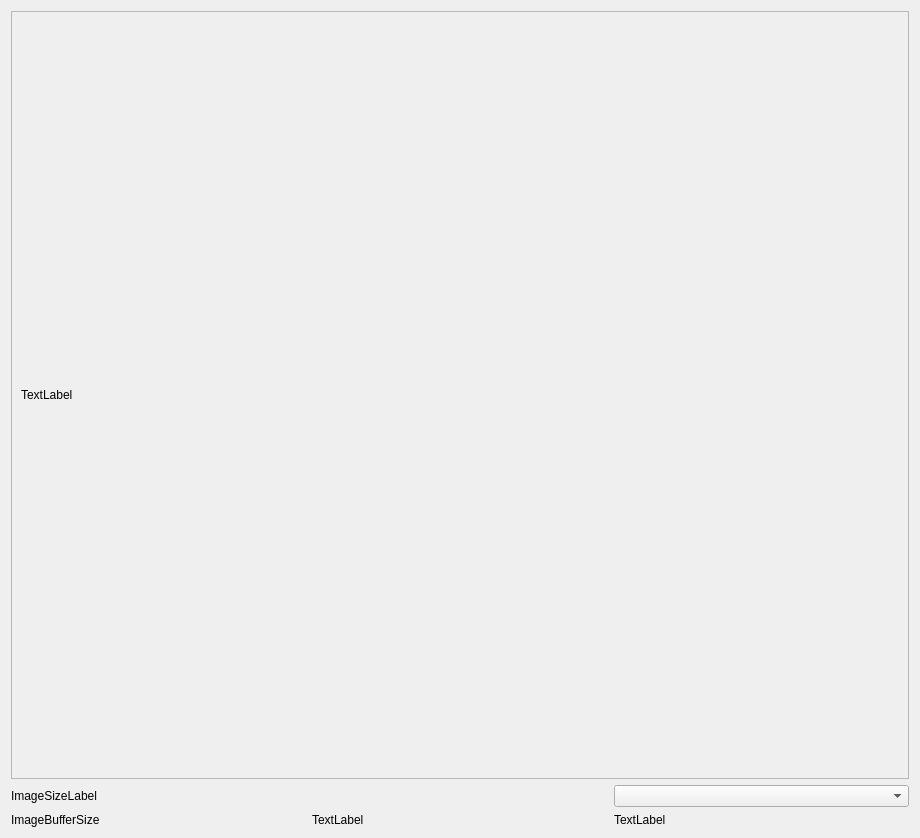
The window that imageview.ui (Goddard/optic.ninja) describes before a commit, drawn with Qt 5.
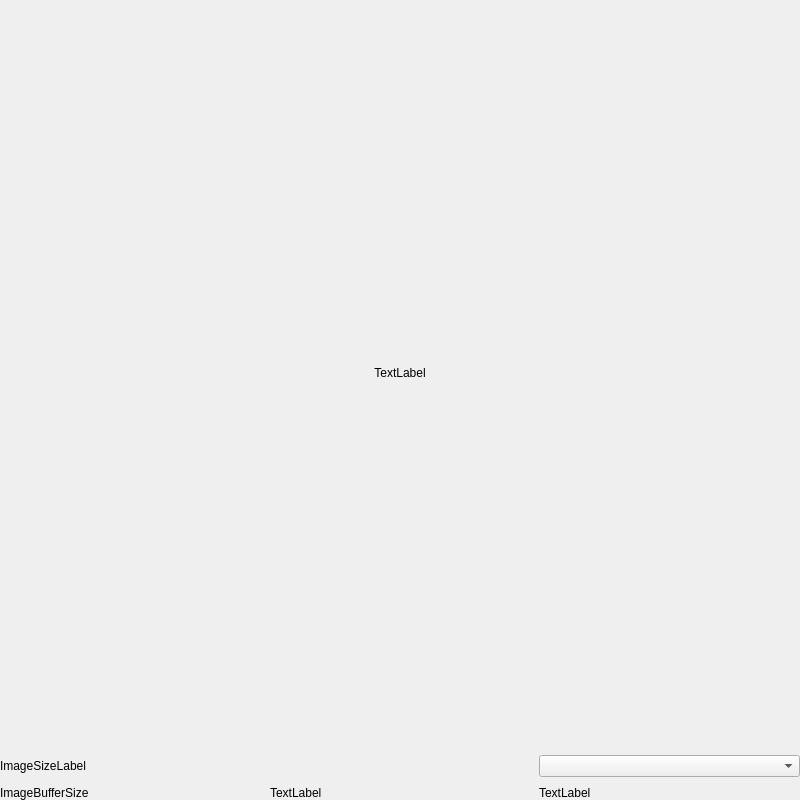
The same window after the commit. Custom widgets are drawn as their Qt base class.

Diff of the .ui file:
```diff
--- a/imageview.ui
+++ b/imageview.ui
@@ -6,15 +6,67 @@
    <rect>
     <x>0</x>
     <y>0</y>
-    <width>920</width>
-    <height>838</height>
+    <width>800</width>
+    <height>800</height>
    </rect>
   </property>
+  <property name="sizePolicy">
+   <sizepolicy hsizetype="Minimum" vsizetype="Minimum">
+    <horstretch>0</horstretch>
+    <verstretch>0</verstretch>
+   </sizepolicy>
+  </property>
+  <property name="minimumSize">
+   <size>
+    <width>0</width>
+    <height>0</height>
+   </size>
+  </property>
   <property name="windowTitle">
    <string>Form</string>
   </property>
-  <layout class="QGridLayout" name="gridLayout">
-   <item row="1" column="0">
+  <property name="autoFillBackground">
+   <bool>false</bool>
+  </property>
+  <layout class="QVBoxLayout" name="verticalLayout" stretch="1,0">
+   <property name="spacing">
+    <number>9</number>
+   </property>
+   <property name="leftMargin">
+    <number>0</number>
+   </property>
+   <property name="topMargin">
+    <number>0</number>
+   </property>
+   <property name="rightMargin">
+    <number>0</number>
+   </property>
+   <property name="bottomMargin">
+    <number>0</number>
+   </property>
+   <item>
+    <widget class="FrameLabel" name="frameLabel">
+     <property name="sizePolicy">
+      <sizepolicy hsizetype="MinimumExpanding" vsizetype="MinimumExpanding">
+       <horstretch>0</horstretch>
+       <verstretch>0</verstretch>
+      </sizepolicy>
+     </property>
+     <property name="autoFillBackground">
+      <bool>true</bool>
+     </property>
+     <property name="text">
+      <string>TextLabel</string>
+     </property>
+     <property name="alignment">
+      <set>Qt::AlignCenter</set>
+     </property>
+     <property name="margin">
+      <number>1</number>
+     </property>
+    </widget>
+   </item>
+   <item>
     <layout class="QGridLayout" name="gridLayout_2">
      <item row="1" column="0">
       <widget class="QLabel" name="ImageBufferSize">
@@ -49,36 +101,6 @@
      </item>
     </layout>
    </item>
-   <item row="0" column="0">
-    <layout class="QHBoxLayout" name="horizontalLayout">
-     <item>
-      <widget class="QScrollArea" name="scrollArea">
-       <property name="widgetResizable">
-        <bool>true</bool>
-       </property>
-       <widget class="QWidget" name="scrollAreaWidgetContents">
-        <property name="geometry">
-         <rect>
-          <x>0</x>
-          <y>0</y>
-          <width>890</width>
-          <height>744</height>
-         </rect>
-        </property>
-        <layout class="QGridLayout" name="gridLayout_3">
-         <item row="0" column="0">
-          <widget class="FrameLabel" name="frameLabel">
-           <property name="text">
-            <string>TextLabel</string>
-           </property>
-          </widget>
-         </item>
-        </layout>
-       </widget>
-      </widget>
-     </item>
-    </layout>
-   </item>
   </layout>
  </widget>
  <customwidgets>
```
Left out of the diff: 14 changed lines with no effect on the pictures.
